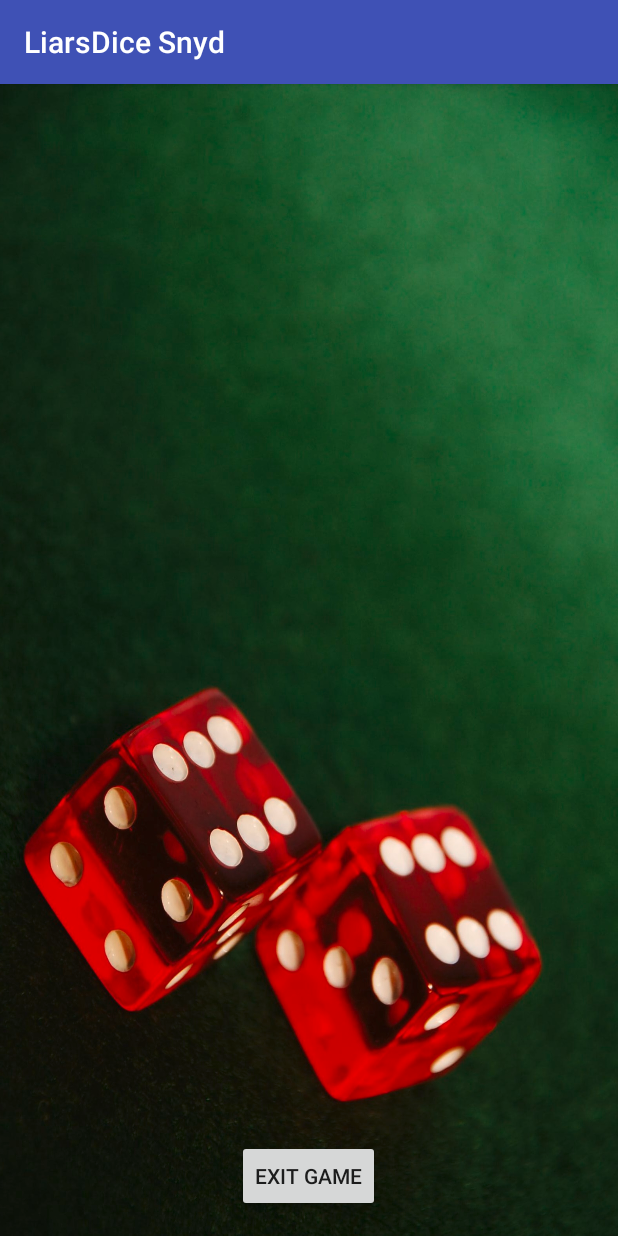
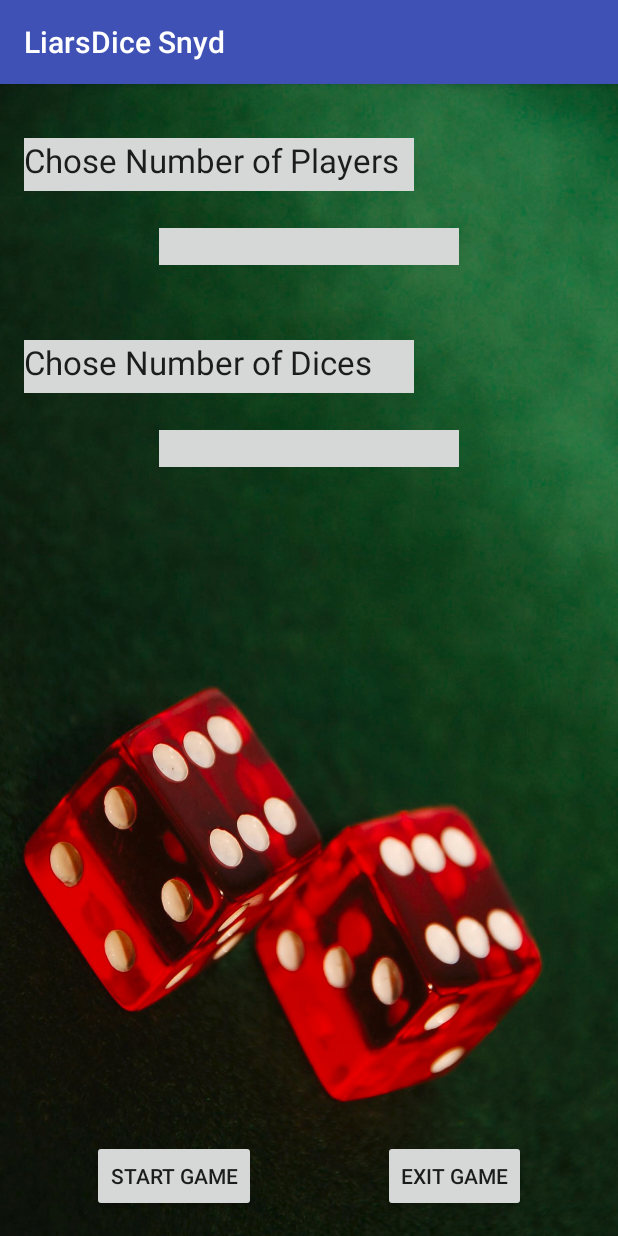
Before and after one commit to legestue/LiarsDiceSnyd, an Android app: the screen it shows after launch (playActivity before the commit, setupActivity after it), after a tap on "NEW GAME", on a phone screen of 412 x 824 dp. Run offline under Robolectric (Android 15) with nearby library versions, the phone set to English and light mode, and no system bars.

Commit message:
The setup activity is added and the dices picture is added

```diff
--- a/app/src/main/AndroidManifest.xml
+++ b/app/src/main/AndroidManifest.xml
@@ -16,7 +16,8 @@
             </intent-filter>
         </activity>
         <activity android:name=".rulesActivity" />
-        <activity android:name=".playActivity"></activity>
+        <activity android:name=".playActivity" />
+        <activity android:name=".setupActivity"></activity>
     </application>
 
 </manifest>
--- a/app/src/main/java/com/lajgaard/liarsdicesnyd/MainActivity.java
+++ b/app/src/main/java/com/lajgaard/liarsdicesnyd/MainActivity.java
@@ -30,8 +30,8 @@ public class MainActivity extends AppCompatActivity {
 
     public void newGame(View view) //the same as the other way of changing activity
     {
-        Intent myIntent = new Intent(this, playActivity.class);
-        Toast.makeText(getApplicationContext(), "Starting a new game", Toast.LENGTH_LONG).show();
+        Intent myIntent = new Intent(this, setupActivity.class);
+        Toast.makeText(getApplicationContext(), "Ready to setup players", Toast.LENGTH_LONG).show();
         startActivity(myIntent);
     }
 }
--- /dev/null
+++ b/app/src/main/java/com/lajgaard/liarsdicesnyd/setupActivity.java
@@ -0,0 +1,30 @@
+package com.lajgaard.liarsdicesnyd;
+
+import android.content.Intent;
+import android.support.v7.app.AppCompatActivity;
+import android.os.Bundle;
+import android.view.View;
+import android.widget.Toast;
+
+public class setupActivity extends AppCompatActivity {
+
+    @Override
+    protected void onCreate(Bundle savedInstanceState) {
+        super.onCreate(savedInstanceState);
+        setContentView(R.layout.activity_setup);
+    }
+
+    public void playGame(View view) //the same as the other way of changing activity
+    {
+        Intent myIntent = new Intent(this, playActivity.class);
+        Toast.makeText(getApplicationContext(), "Starting a game", Toast.LENGTH_LONG).show();
+        startActivity(myIntent);
+    }
+
+    public void exitGame(View view) //the same as the other way of changing activity
+    {
+        Intent myIntent = new Intent(this, MainActivity.class);
+        Toast.makeText(getApplicationContext(), "Going back to the main window", Toast.LENGTH_LONG).show();
+        startActivity(myIntent);
+    }
+}
--- /dev/null
+++ b/app/src/main/res/layout/activity_setup.xml
@@ -0,0 +1,92 @@
+<?xml version="1.0" encoding="utf-8"?>
+<RelativeLayout xmlns:android="http://schemas.android.com/apk/res/android"
+    xmlns:tools="http://schemas.android.com/tools"
+    android:layout_width="match_parent"
+    android:layout_height="match_parent"
+    android:paddingBottom="@dimen/activity_vertical_margin"
+    android:paddingLeft="@dimen/activity_horizontal_margin"
+    android:paddingRight="@dimen/activity_horizontal_margin"
+    android:paddingTop="@dimen/activity_vertical_margin"
+    tools:context="com.lajgaard.liarsdicesnyd.setupActivity"
+    android:background="@drawable/luxorcasinotablegamespairdice2">
+
+    <Button
+        android:layout_width="wrap_content"
+        android:layout_height="wrap_content"
+        android:text="Exit Game"
+        android:id="@+id/exitGameBot"
+        android:onClick="exitGame"
+        android:layout_alignParentBottom="true"
+        android:layout_alignParentRight="true"
+        android:layout_alignParentEnd="true"
+        android:layout_marginRight="45dp" />
+
+    <Button
+        android:layout_width="wrap_content"
+        android:layout_height="wrap_content"
+        android:text="Start Game"
+        android:id="@+id/startButton"
+        android:layout_marginLeft="45dp"
+        android:onClick="playGame"
+        android:layout_alignParentBottom="true"
+        android:layout_alignParentLeft="true"
+        android:layout_alignParentStart="true" />
+
+    <EditText
+        android:layout_width="wrap_content"
+        android:layout_height="wrap_content"
+        android:inputType="number"
+        android:ems="10"
+        android:id="@+id/playerNumField"
+        android:layout_marginTop="80dp"
+        android:height="35dp"
+        android:width="200dp"
+        android:gravity="center"
+        android:layout_alignParentTop="true"
+        android:layout_centerHorizontal="true"
+        android:background="@color/button_material_light" />
+
+    <EditText
+        android:layout_width="wrap_content"
+        android:layout_height="wrap_content"
+        android:inputType="number"
+        android:ems="10"
+        android:id="@+id/diceNumField"
+        android:layout_below="@+id/playerNumField"
+        android:layout_alignLeft="@+id/playerNumField"
+        android:layout_alignStart="@+id/playerNumField"
+        android:layout_marginTop="110dp"
+        android:height="35dp"
+        android:width="200dp"
+        android:gravity="center"
+        android:background="@color/button_material_light" />
+
+    <TextView
+        android:layout_width="wrap_content"
+        android:layout_height="wrap_content"
+        android:textAppearance="?android:attr/textAppearanceLarge"
+        android:text="Chose Number of Players"
+        android:id="@+id/playerNumText"
+        android:height="35dp"
+        android:width="260dp"
+        android:layout_marginTop="20dp"
+        android:layout_alignParentTop="true"
+        android:layout_alignParentLeft="true"
+        android:layout_alignParentStart="true"
+        android:background="@color/button_material_light" />
+
+    <TextView
+        android:layout_width="wrap_content"
+        android:layout_height="wrap_content"
+        android:textAppearance="?android:attr/textAppearanceLarge"
+        android:text="Chose Number of Dices"
+        android:id="@+id/diceNumText"
+        android:height="35dp"
+        android:width="260dp"
+        android:background="@color/button_material_light"
+        android:layout_below="@+id/playerNumField"
+        android:layout_marginTop="50dp"
+        android:layout_alignParentLeft="true"
+        android:layout_alignParentStart="true" />
+
+</RelativeLayout>
```
Also changed, not shown: app/src/main/res/drawable/dice1.PNG (added), app/src/main/res/drawable/dice2.PNG (added), app/src/main/res/drawable/dice3.PNG (added), app/src/main/res/drawable/dice4.PNG (added), app/src/main/res/drawable/dice5.PNG (added), app/src/main/res/drawable/dice6.PNG (added).
